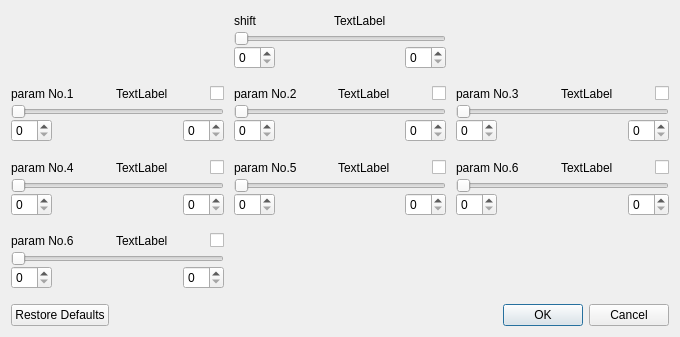
This is dialog7.ui in zhengprince/east-fit as Qt 5 draws it before an edit. The edited form follows.
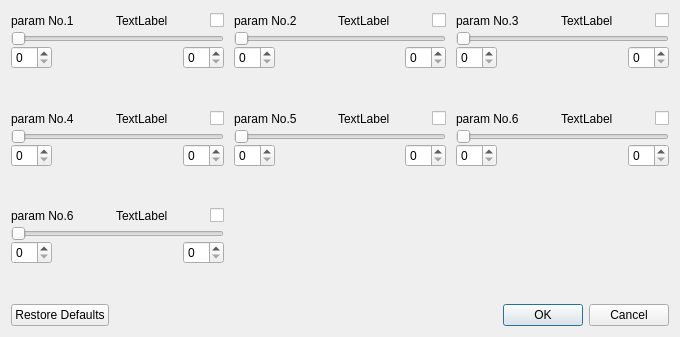
This is the edited form.

```diff
--- a/dialog7.ui
+++ b/dialog7.ui
@@ -23,231 +23,7 @@
    <property name="horizontalSpacing">
     <number>10</number>
    </property>
-   <item row="2" column="1">
-    <layout class="QFormLayout" name="formLayout_5">
-     <property name="verticalSpacing">
-      <number>0</number>
-     </property>
-     <item row="2" column="0" colspan="2">
-      <layout class="QHBoxLayout" name="horizontalLayout_10">
-       <property name="spacing">
-        <number>0</number>
-       </property>
-       <item>
-        <widget class="QSpinBox" name="spb9"/>
-       </item>
-       <item>
-        <spacer name="horizontalSpacer_19">
-         <property name="orientation">
-          <enum>Qt::Horizontal</enum>
-         </property>
-         <property name="sizeHint" stdset="0">
-          <size>
-           <width>40</width>
-           <height>20</height>
-          </size>
-         </property>
-        </spacer>
-       </item>
-       <item>
-        <spacer name="horizontalSpacer_20">
-         <property name="orientation">
-          <enum>Qt::Horizontal</enum>
-         </property>
-         <property name="sizeHint" stdset="0">
-          <size>
-           <width>40</width>
-           <height>20</height>
-          </size>
-         </property>
-        </spacer>
-       </item>
-       <item>
-        <widget class="QSpinBox" name="spb10"/>
-       </item>
-      </layout>
-     </item>
-     <item row="0" column="0" colspan="2">
-      <layout class="QHBoxLayout" name="horizontalLayout_9">
-       <property name="spacing">
-        <number>16</number>
-       </property>
-       <item>
-        <widget class="QLabel" name="lNm5">
-         <property name="text">
-          <string>param No.5</string>
-         </property>
-        </widget>
-       </item>
-       <item>
-        <spacer name="horizontalSpacer_17">
-         <property name="orientation">
-          <enum>Qt::Horizontal</enum>
-         </property>
-         <property name="sizeHint" stdset="0">
-          <size>
-           <width>40</width>
-           <height>20</height>
-          </size>
-         </property>
-        </spacer>
-       </item>
-       <item>
-        <widget class="QLabel" name="lDig5">
-         <property name="text">
-          <string>TextLabel</string>
-         </property>
-        </widget>
-       </item>
-       <item>
-        <spacer name="horizontalSpacer_18">
-         <property name="orientation">
-          <enum>Qt::Horizontal</enum>
-         </property>
-         <property name="sizeHint" stdset="0">
-          <size>
-           <width>40</width>
-           <height>20</height>
-          </size>
-         </property>
-        </spacer>
-       </item>
-       <item>
-        <widget class="QCheckBox" name="chb5">
-         <property name="text">
-          <string/>
-         </property>
-        </widget>
-       </item>
-      </layout>
-     </item>
-     <item row="1" column="0" colspan="2">
-      <widget class="QSlider" name="sld5">
-       <property name="orientation">
-        <enum>Qt::Horizontal</enum>
-       </property>
-      </widget>
-     </item>
-    </layout>
-   </item>
-   <item row="4" column="0" colspan="3">
-    <widget class="QDialogButtonBox" name="buttonBox">
-     <property name="orientation">
-      <enum>Qt::Horizontal</enum>
-     </property>
-     <property name="standardButtons">
-      <set>QDialogButtonBox::Cancel|QDialogButtonBox::Ok|QDialogButtonBox::RestoreDefaults</set>
-     </property>
-    </widget>
-   </item>
-   <item row="2" column="2">
-    <layout class="QFormLayout" name="formLayout_6">
-     <property name="verticalSpacing">
-      <number>0</number>
-     </property>
-     <item row="2" column="0" colspan="2">
-      <layout class="QHBoxLayout" name="horizontalLayout_12">
-       <property name="spacing">
-        <number>0</number>
-       </property>
-       <item>
-        <widget class="QSpinBox" name="spb11"/>
-       </item>
-       <item>
-        <spacer name="horizontalSpacer_23">
-         <property name="orientation">
-          <enum>Qt::Horizontal</enum>
-         </property>
-         <property name="sizeHint" stdset="0">
-          <size>
-           <width>40</width>
-           <height>20</height>
-          </size>
-         </property>
-        </spacer>
-       </item>
-       <item>
-        <spacer name="horizontalSpacer_24">
-         <property name="orientation">
-          <enum>Qt::Horizontal</enum>
-         </property>
-         <property name="sizeHint" stdset="0">
-          <size>
-           <width>40</width>
-           <height>20</height>
-          </size>
-         </property>
-        </spacer>
-       </item>
-       <item>
-        <widget class="QSpinBox" name="spb12"/>
-       </item>
-      </layout>
-     </item>
-     <item row="0" column="0" colspan="2">
-      <layout class="QHBoxLayout" name="horizontalLayout_11">
-       <property name="spacing">
-        <number>16</number>
-       </property>
-       <item>
-        <widget class="QLabel" name="lNm6">
-         <property name="text">
-          <string>param No.6</string>
-         </property>
-        </widget>
-       </item>
-       <item>
-        <spacer name="horizontalSpacer_21">
-         <property name="orientation">
-          <enum>Qt::Horizontal</enum>
-         </property>
-         <property name="sizeHint" stdset="0">
-          <size>
-           <width>40</width>
-           <height>20</height>
-          </size>
-         </property>
-        </spacer>
-       </item>
-       <item>
-        <widget class="QLabel" name="lDig6">
-         <property name="text">
-          <string>TextLabel</string>
-         </property>
-        </widget>
-       </item>
-       <item>
-        <spacer name="horizontalSpacer_22">
-         <property name="orientation">
-          <enum>Qt::Horizontal</enum>
-         </property>
-         <property name="sizeHint" stdset="0">
-          <size>
-           <width>40</width>
-           <height>20</height>
-          </size>
-         </property>
-        </spacer>
-       </item>
-       <item>
-        <widget class="QCheckBox" name="chb6">
-         <property name="text">
-          <string/>
-         </property>
-        </widget>
-       </item>
-      </layout>
-     </item>
-     <item row="1" column="0" colspan="2">
-      <widget class="QSlider" name="sld6">
-       <property name="orientation">
-        <enum>Qt::Horizontal</enum>
-       </property>
-      </widget>
-     </item>
-    </layout>
-   </item>
-   <item row="2" column="0">
+   <item row="1" column="0">
     <layout class="QFormLayout" name="formLayout_4">
      <property name="verticalSpacing">
       <number>0</number>
@@ -258,7 +34,11 @@
         <number>0</number>
        </property>
        <item>
-        <widget class="QSpinBox" name="spb7"/>
+        <widget class="QSpinBox" name="spb7">
+         <property name="toolTip">
+          <string>Max Value</string>
+         </property>
+        </widget>
        </item>
        <item>
         <spacer name="horizontalSpacer_15">
@@ -287,7 +67,11 @@
         </spacer>
        </item>
        <item>
-        <widget class="QSpinBox" name="spb8"/>
+        <widget class="QSpinBox" name="spb8">
+         <property name="toolTip">
+          <string>Min Value</string>
+         </property>
+        </widget>
        </item>
       </layout>
      </item>
@@ -355,6 +139,131 @@
     </layout>
    </item>
    <item row="1" column="1">
+    <layout class="QFormLayout" name="formLayout_5">
+     <property name="verticalSpacing">
+      <number>0</number>
+     </property>
+     <item row="2" column="0" colspan="2">
+      <layout class="QHBoxLayout" name="horizontalLayout_10">
+       <property name="spacing">
+        <number>0</number>
+       </property>
+       <item>
+        <widget class="QSpinBox" name="spb9">
+         <property name="toolTip">
+          <string>Max Value</string>
+         </property>
+        </widget>
+       </item>
+       <item>
+        <spacer name="horizontalSpacer_19">
+         <property name="orientation">
+          <enum>Qt::Horizontal</enum>
+         </property>
+         <property name="sizeHint" stdset="0">
+          <size>
+           <width>40</width>
+           <height>20</height>
+          </size>
+         </property>
+        </spacer>
+       </item>
+       <item>
+        <spacer name="horizontalSpacer_20">
+         <property name="orientation">
+          <enum>Qt::Horizontal</enum>
+         </property>
+         <property name="sizeHint" stdset="0">
+          <size>
+           <width>40</width>
+           <height>20</height>
+          </size>
+         </property>
+        </spacer>
+       </item>
+       <item>
+        <widget class="QSpinBox" name="spb10">
+         <property name="toolTip">
+          <string>Min Value</string>
+         </property>
+        </widget>
+       </item>
+      </layout>
+     </item>
+     <item row="0" column="0" colspan="2">
+      <layout class="QHBoxLayout" name="horizontalLayout_9">
+       <property name="spacing">
+        <number>16</number>
+       </property>
+       <item>
+        <widget class="QLabel" name="lNm5">
+         <property name="toolTip">
+          <string>SLOPE INNER</string>
+         </property>
+         <property name="text">
+          <string>param No.5</string>
+         </property>
+        </widget>
+       </item>
+       <item>
+        <spacer name="horizontalSpacer_17">
+         <property name="orientation">
+          <enum>Qt::Horizontal</enum>
+         </property>
+         <property name="sizeHint" stdset="0">
+          <size>
+           <width>40</width>
+           <height>20</height>
+          </size>
+         </property>
+        </spacer>
+       </item>
+       <item>
+        <widget class="QLabel" name="lDig5">
+         <property name="text">
+          <string>TextLabel</string>
+         </property>
+        </widget>
+       </item>
+       <item>
+        <spacer name="horizontalSpacer_18">
+         <property name="orientation">
+          <enum>Qt::Horizontal</enum>
+         </property>
+         <property name="sizeHint" stdset="0">
+          <size>
+           <width>40</width>
+           <height>20</height>
+          </size>
+         </property>
+        </spacer>
+       </item>
+       <item>
+        <widget class="QCheckBox" name="chb5">
+         <property name="toolTip">
+          <string>CHECKED FIXES THE PARAMETER
+UNCHECKED MAKES THE PARAMETER FREE.</string>
+         </property>
+         <property name="text">
+          <string/>
+         </property>
+        </widget>
+       </item>
+      </layout>
+     </item>
+     <item row="1" column="0" colspan="2">
+      <widget class="QSlider" name="sld5">
+       <property name="toolTip">
+        <string>SLOPE INNER</string>
+       </property>
+       <property name="orientation">
+        <enum>Qt::Horizontal</enum>
+       </property>
+      </widget>
+     </item>
+    </layout>
+   </item>
+   <item row="0" column="1">
     <layout class="QFormLayout" name="formLayout_2">
      <property name="verticalSpacing">
       <number>0</number>
@@ -365,7 +274,11 @@
         <number>0</number>
        </property>
        <item>
-        <widget class="QSpinBox" name="spb3"/>
+        <widget class="QSpinBox" name="spb3">
+         <property name="toolTip">
+          <string>Max Value</string>
+         </property>
+        </widget>
        </item>
        <item>
         <spacer name="horizontalSpacer_7">
@@ -394,7 +307,11 @@
         </spacer>
        </item>
        <item>
-        <widget class="QSpinBox" name="spb4"/>
+        <widget class="QSpinBox" name="spb4">
+         <property name="toolTip">
+          <string>Min Value</string>
+         </property>
+        </widget>
        </item>
       </layout>
      </item>
@@ -461,7 +378,17 @@
      </item>
     </layout>
    </item>
-   <item row="1" column="2">
+   <item row="3" column="0" colspan="3">
+    <widget class="QDialogButtonBox" name="buttonBox">
+     <property name="orientation">
+      <enum>Qt::Horizontal</enum>
+     </property>
+     <property name="standardButtons">
+      <set>QDialogButtonBox::Cancel|QDialogButtonBox::Ok|QDialogButtonBox::RestoreDefaults</set>
+     </property>
+    </widget>
+   </item>
+   <item row="0" column="2">
     <layout class="QFormLayout" name="formLayout_3">
      <property name="verticalSpacing">
       <number>0</number>
@@ -472,7 +399,11 @@
         <number>0</number>
        </property>
        <item>
-        <widget class="QSpinBox" name="spb5"/>
+        <widget class="QSpinBox" name="spb5">
+         <property name="toolTip">
+          <string>Max Value</string>
+         </property>
+        </widget>
        </item>
        <item>
         <spacer name="horizontalSpacer_11">
@@ -501,7 +432,11 @@
         </spacer>
        </item>
        <item>
-        <widget class="QSpinBox" name="spb6"/>
+        <widget class="QSpinBox" name="spb6">
+         <property name="toolTip">
+          <string>Min Value</string>
+         </property>
+        </widget>
        </item>
       </layout>
      </item>
@@ -568,21 +503,25 @@
      </item>
     </layout>
    </item>
-   <item row="0" column="1">
-    <layout class="QFormLayout" name="formLayout_8">
+   <item row="1" column="2">
+    <layout class="QFormLayout" name="formLayout_6">
      <property name="verticalSpacing">
       <number>0</number>
      </property>
      <item row="2" column="0" colspan="2">
-      <layout class="QHBoxLayout" name="horizontalLayout_16">
+      <layout class="QHBoxLayout" name="horizontalLayout_12">
        <property name="spacing">
         <number>0</number>
        </property>
        <item>
-        <widget class="QSpinBox" name="spb15"/>
+        <widget class="QSpinBox" name="spb11">
+         <property name="toolTip">
+          <string>Max Value</string>
+         </property>
+        </widget>
        </item>
        <item>
-        <spacer name="horizontalSpacer_31">
+        <spacer name="horizontalSpacer_23">
          <property name="orientation">
           <enum>Qt::Horizontal</enum>
          </property>
@@ -595,7 +534,7 @@
         </spacer>
        </item>
        <item>
-        <spacer name="horizontalSpacer_32">
+        <spacer name="horizontalSpacer_24">
          <property name="orientation">
           <enum>Qt::Horizontal</enum>
          </property>
@@ -608,24 +547,31 @@
         </spacer>
        </item>
        <item>
-        <widget class="QSpinBox" name="spb16"/>
+        <widget class="QSpinBox" name="spb12">
+         <property name="toolTip">
+          <string>Min Value</string>
+         </property>
+        </widget>
        </item>
       </layout>
      </item>
      <item row="0" column="0" colspan="2">
-      <layout class="QHBoxLayout" name="horizontalLayout_15">
+      <layout class="QHBoxLayout" name="horizontalLayout_11">
        <property name="spacing">
         <number>16</number>
        </property>
        <item>
-        <widget class="QLabel" name="lNm8">
+        <widget class="QLabel" name="lNm6">
+         <property name="toolTip">
+          <string>QUADRADIC INNER</string>
+         </property>
          <property name="text">
-          <string>shift</string>
+          <string>param No.6</string>
          </property>
         </widget>
        </item>
        <item>
-        <spacer name="horizontalSpacer_29">
+        <spacer name="horizontalSpacer_21">
          <property name="orientation">
           <enum>Qt::Horizontal</enum>
          </property>
@@ -638,14 +584,14 @@
         </spacer>
        </item>
        <item>
-        <widget class="QLabel" name="lDig8">
+        <widget class="QLabel" name="lDig6">
          <property name="text">
           <string>TextLabel</string>
          </property>
         </widget>
        </item>
        <item>
-        <spacer name="horizontalSpacer_30">
+        <spacer name="horizontalSpacer_22">
          <property name="orientation">
           <enum>Qt::Horizontal</enum>
          </property>
@@ -657,10 +603,24 @@
          </property>
         </spacer>
        </item>
+       <item>
+        <widget class="QCheckBox" name="chb6">
+         <property name="toolTip">
+          <string>CHECKED FIXES THE PARAMETER
+UNCHECKED MAKES THE PARAMETER FREE.</string>
+         </property>
+         <property name="text">
+          <string/>
+         </property>
+        </widget>
+       </item>
       </layout>
      </item>
      <item row="1" column="0" colspan="2">
-      <widget class="QSlider" name="sld8">
+      <widget class="QSlider" name="sld6">
+       <property name="toolTip">
+        <string>QUADRADIC INNER</string>
+       </property>
        <property name="orientation">
         <enum>Qt::Horizontal</enum>
        </property>
@@ -668,7 +628,7 @@
      </item>
     </layout>
    </item>
-   <item row="1" column="0">
+   <item row="0" column="0">
     <layout class="QFormLayout" name="formLayout_1">
      <property name="verticalSpacing">
       <number>0</number>
@@ -679,7 +639,11 @@
         <number>0</number>
        </property>
        <item>
-        <widget class="QSpinBox" name="spb1"/>
+        <widget class="QSpinBox" name="spb1">
+         <property name="toolTip">
+          <string>Max Value</string>
+         </property>
+        </widget>
        </item>
        <item>
         <spacer name="horizontalSpacer_3">
@@ -708,7 +672,11 @@
         </spacer>
        </item>
        <item>
-        <widget class="QSpinBox" name="spb2"/>
+        <widget class="QSpinBox" name="spb2">
+         <property name="toolTip">
+          <string>Min Value</string>
+         </property>
+        </widget>
        </item>
       </layout>
      </item>
@@ -775,7 +743,7 @@
      </item>
     </layout>
    </item>
-   <item row="3" column="0">
+   <item row="2" column="0">
     <layout class="QFormLayout" name="formLayout_7">
      <property name="verticalSpacing">
       <number>0</number>
@@ -786,7 +754,11 @@
         <number>0</number>
        </property>
        <item>
-        <widget class="QSpinBox" name="spb13"/>
+        <widget class="QSpinBox" name="spb13">
+         <property name="toolTip">
+          <string>Max Value</string>
+         </property>
+        </widget>
        </item>
        <item>
         <spacer name="horizontalSpacer_27">
@@ -815,7 +787,11 @@
         </spacer>
        </item>
        <item>
-        <widget class="QSpinBox" name="spb14"/>
+        <widget class="QSpinBox" name="spb14">
+         <property name="toolTip">
+          <string>Min Value</string>
+         </property>
+        </widget>
        </item>
       </layout>
      </item>
```
Left out of the diff: 66 changed lines with no effect on the pictures.
